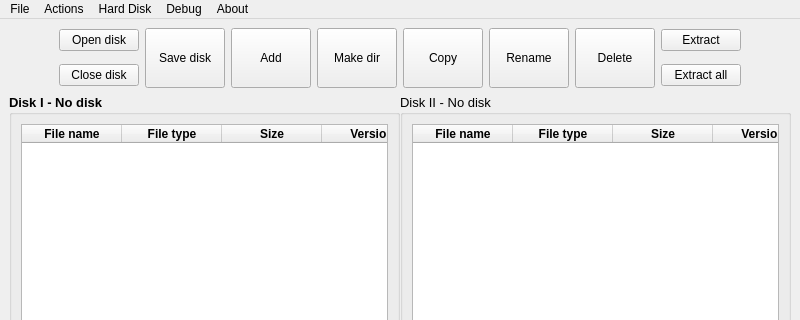
This is dialogs/mainwindow.ui in Bs0Dd/GRiDISKCOM as Qt 5 draws it before an edit; both pictures show x 0 to 800 and y 0 to 320 of the 800 by 600 pixel window. The edited form follows.
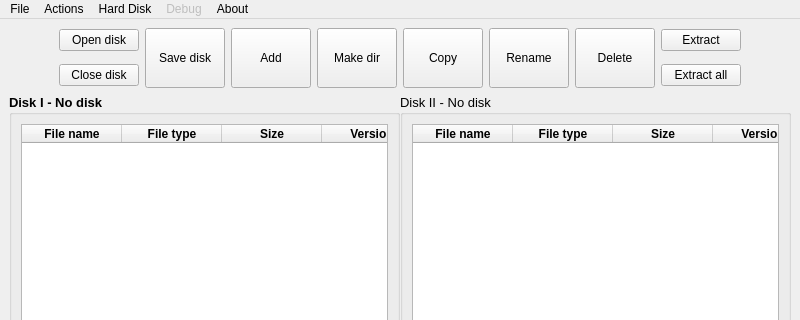
This is the edited form. Icons and pictures are not drawn.

Commit message: Disable Debug menu for now + bump version

What changed in the file:
```diff
--- a/dialogs/mainwindow.ui
+++ b/dialogs/mainwindow.ui
@@ -515,6 +515,9 @@
     <addaction name="actionAbout"/>
    </widget>
    <widget class="QMenu" name="menuDebug">
+    <property name="enabled">
+     <bool>false</bool>
+    </property>
     <property name="title">
      <string>Debug</string>
     </property>
```
Left out of the diff: 3 changed lines with no effect on the pictures. The commit also changes 1 other file.
